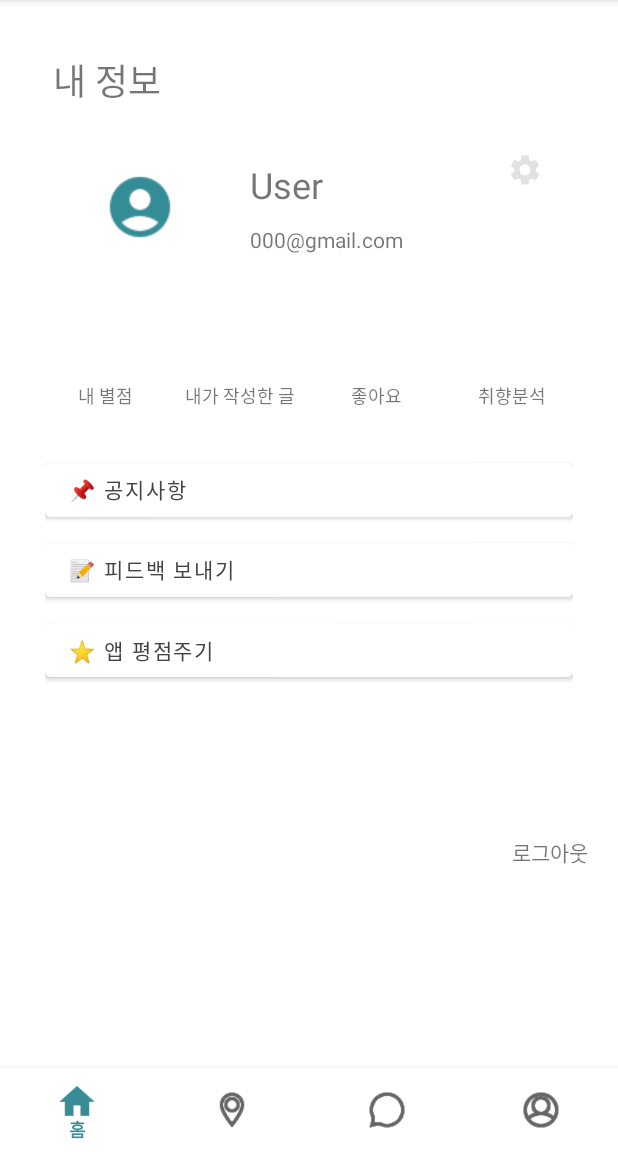
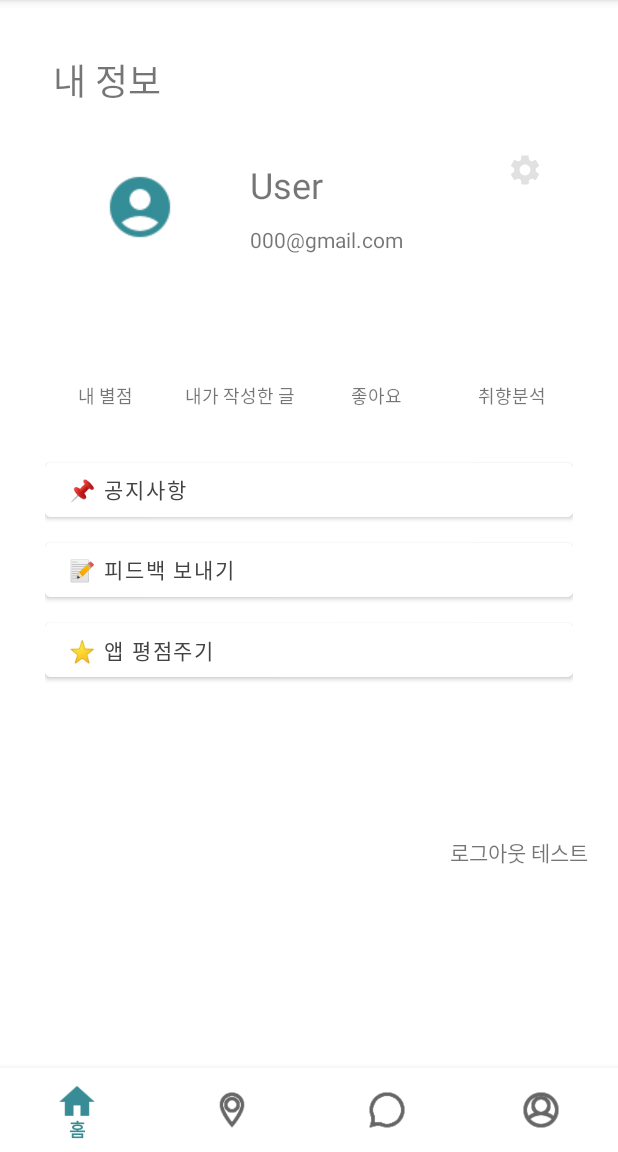
Before and after one commit to eyoo95/show_app, an Android app: the MyPageFragment screen opened through its navigation route, on a phone screen of 412 x 824 dp, the part 84-1236 px from its top. Run offline under Robolectric (Android 15) with nearby library versions, the light colour scheme and no system bars; libraries missing offline, so code that uses them is left out: me.relex.circleindicator; 5 statements that could not run were skipped.

Commit message:
commit & push test

```diff
--- a/app/src/main/res/layout/fragment_my_page.xml
+++ b/app/src/main/res/layout/fragment_my_page.xml
@@ -249,7 +249,7 @@
                 android:layout_height="wrap_content"
                 android:layout_marginTop="100dp"
                 android:gravity="right|center_horizontal"
-                android:text="로그아웃" />
+                android:text="로그아웃 테스트" />
 
         </LinearLayout>
 
```
